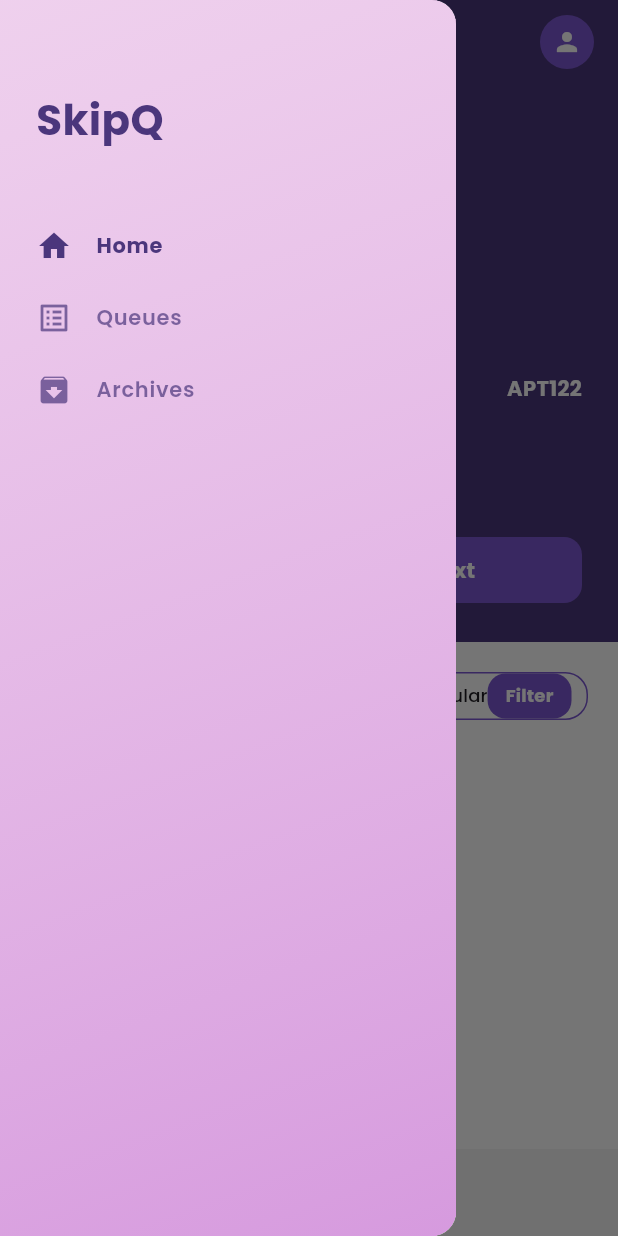
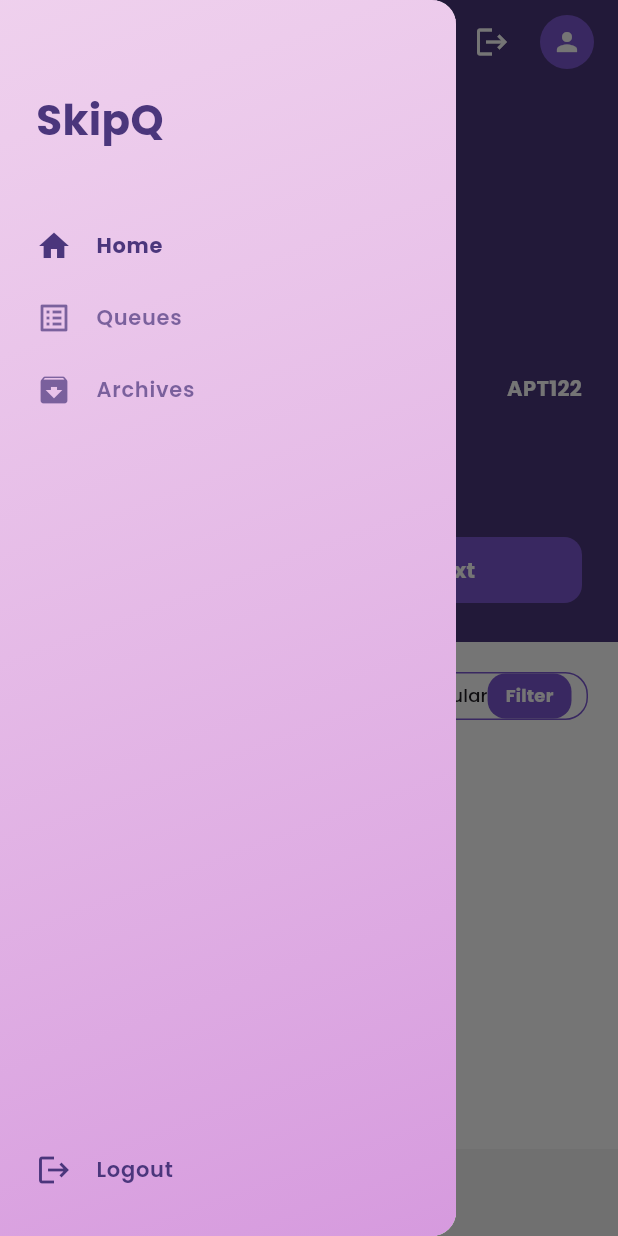
Before and after one commit to mmjcb/appdev_finalproject, a Flutter app: the AdminHomePage screen opened directly, with the side drawer open, on a phone screen of 412 x 824 dp. Run offline on Flutter 3.47's test engine with Material 3 defaults, Android fonts, the phone set to English and light mode, and no system bars; our stand-ins replace cloud_firestore, firebase_auth, firebase_core, google_fonts; accounts and stored records are empty.

```diff
--- a/lib/admin_homepage.dart
+++ b/lib/admin_homepage.dart
@@ -1,5 +1,7 @@
 import 'package:flutter/material.dart';
 import 'package:google_fonts/google_fonts.dart';
+import 'package:firebase_auth/firebase_auth.dart';
+import 'login.dart';
 
 class AdminHomePage extends StatelessWidget {
   const AdminHomePage({super.key});
@@ -9,6 +11,14 @@ class AdminHomePage extends StatelessWidget {
   static const Color purpleDark = Color(0xFF4B367C);
   static const Color purpleMid = Color(0xFF7C58D3);
   static const Color purpleLight = Color(0xFFCBBAE0);
+
+  Future<void> _logout(BuildContext context) async {
+    await FirebaseAuth.instance.signOut();
+    Navigator.pushReplacement(
+      context,
+      MaterialPageRoute(builder: (context) => const Login()),
+    );
+  }
 
   @override
   Widget build(BuildContext context) {
@@ -39,8 +49,13 @@ class AdminHomePage extends StatelessWidget {
           ),
         ),
         actions: [
+          IconButton(
+            icon: const Icon(Icons.logout, color: Colors.white),
+            onPressed: () => _logout(context),
+            tooltip: 'Logout',
+          ),
           Padding(
-            padding: const EdgeInsets.only(right: 16),
+            padding: const EdgeInsets.only(right: 16, left: 8),
             child: CircleAvatar(
               backgroundColor: purpleMid,
               radius: 18,
@@ -133,6 +148,22 @@ class AdminHomePage extends StatelessWidget {
             SidebarItem(icon: Icons.home, label: "Home", isActive: true, activeColor: purpleDark),
             SidebarItem(icon: Icons.list_alt, label: "Queues", activeColor: purpleDark),
             SidebarItem(icon: Icons.archive, label: "Archives", activeColor: purpleDark),
+            const Spacer(),
+            ListTile(
+              dense: true,
+              contentPadding: const EdgeInsets.symmetric(horizontal: 24),
+              leading: const Icon(Icons.logout, color: purpleDark),
+              title: Text(
+                "Logout",
+                style: GoogleFonts.poppins(
+                  fontWeight: FontWeight.w600,
+                  fontSize: 14,
+                  color: purpleDark,
+                ),
+              ),
+              onTap: () => _logout(context),
+            ),
+            const SizedBox(height: 20),
           ],
         ),
       ),
@@ -281,6 +312,21 @@ class AdminHomePage extends StatelessWidget {
                   SidebarItem(icon: Icons.list_alt, label: "Queues", activeColor: purpleDark),
                   SidebarItem(icon: Icons.archive, label: "Archives", activeColor: purpleDark),
                   const Spacer(),
+                  ListTile(
+                    dense: true,
+                    contentPadding: const EdgeInsets.symmetric(horizontal: 24),
+                    leading: const Icon(Icons.logout, color: purpleDark),
+                    title: Text(
+                      "Logout",
+                      style: GoogleFonts.poppins(
+                        fontWeight: FontWeight.w600,
+                        fontSize: 14,
+                        color: purpleDark,
+                      ),
+                    ),
+                    onTap: () => _logout(context),
+                  ),
+                  const SizedBox(height: 10),
                   Padding(
                     padding: const EdgeInsets.all(16.0),
                     child: CircleAvatar(
```
Also changed, not shown: lib/login.dart (+34 -6 lines), pubspec.lock.
